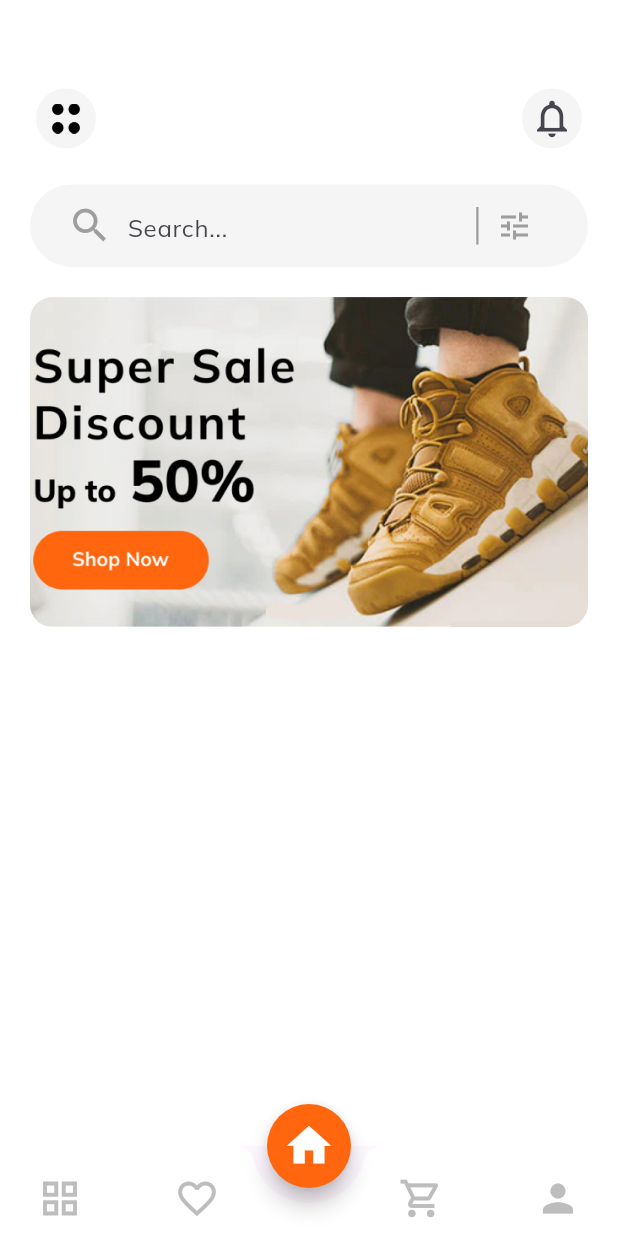
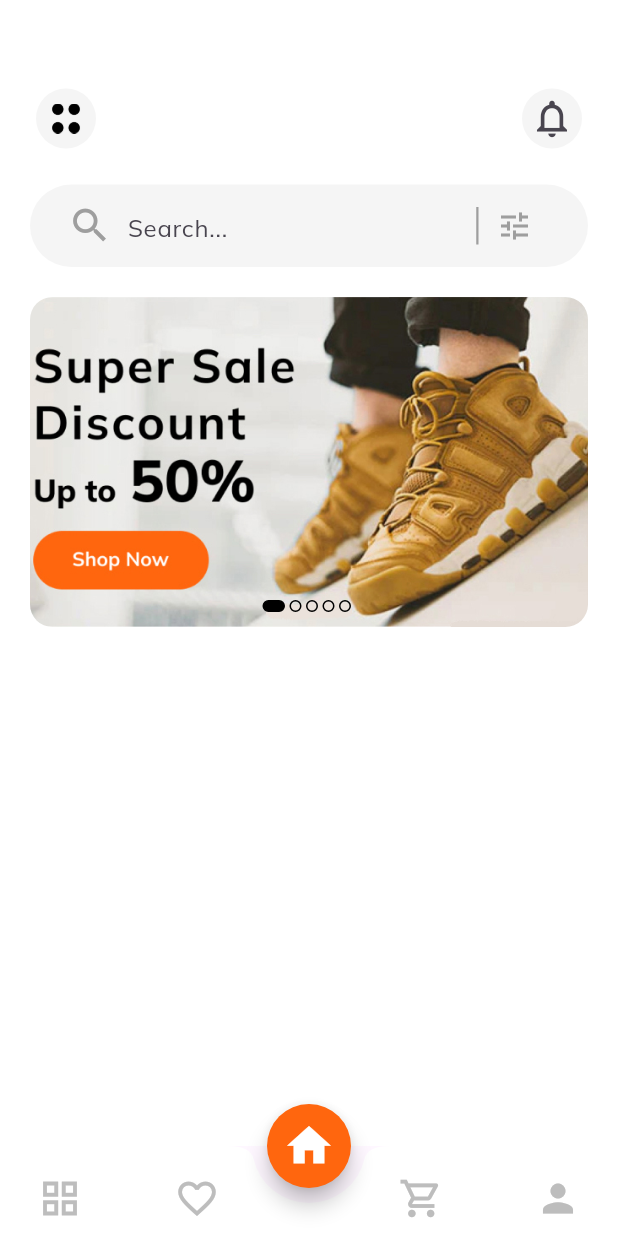
Before and after one commit to AdibRasel/E-commerce_App, a Flutter app: the screen it shows after launch, on a phone screen of 412 x 824 dp. Run offline on Flutter 3.47's test engine with Material 3 defaults, Android fonts, the phone set to English and light mode, and no system bars; our stand-ins replace google_fonts.

Commit message:
Image Slider Complete
Image Slider Complete

```diff
--- a/lib/screens/Home/Widget/home_app_bar.dart
+++ b/lib/screens/Home/Widget/home_app_bar.dart
@@ -16,7 +16,7 @@ class CurrentAppBar extends StatelessWidget {
         IconButton(
           style: IconButton.styleFrom(
               backgroundColor: kcontentColor,
-                padding: EdgeInsets.all(2),
+                padding: const EdgeInsets.all(2),
             ),
           onPressed: (){},
           icon: Image.asset(
@@ -27,7 +27,7 @@ class CurrentAppBar extends StatelessWidget {
         IconButton(
           style: IconButton.styleFrom(
             backgroundColor: kcontentColor,
-            padding: EdgeInsets.all(2),
+            padding: const EdgeInsets.all(2),
           ),
           onPressed: (){},
             iconSize: 30,
--- a/lib/screens/Home/Widget/image_slider.dart
+++ b/lib/screens/Home/Widget/image_slider.dart
@@ -1,7 +1,9 @@
 import 'package:flutter/material.dart';
 
 class ImageSlider extends StatelessWidget {
-  const ImageSlider({super.key});
+  final Function (int) onChange;
+  final int currentSlider;
+  const ImageSlider({super.key, required this.currentSlider, required this.onChange});
 
   @override
   Widget build(BuildContext context) {
@@ -15,6 +17,7 @@ class ImageSlider extends StatelessWidget {
             child: PageView(
               scrollDirection: Axis.horizontal,
               allowImplicitScrolling: true,
+              onPageChanged: onChange,
               physics: const ClampingScrollPhysics(),
               children: [
                 Image.asset(
@@ -32,7 +35,30 @@ class ImageSlider extends StatelessWidget {
               ],
             ),
           ),
-          )
+          ),
+        Positioned.fill(
+          bottom: 10,
+          child: Align(
+            alignment: Alignment.bottomCenter,
+            child: Row(
+              mainAxisAlignment: MainAxisAlignment.center,
+              children: List.generate(
+                5,
+                (index)=> AnimatedContainer(duration: Duration(microseconds: 300),
+                width: currentSlider == index ?15:8 , height: 8, margin: EdgeInsets.only(right: 3),
+                decoration: BoxDecoration(
+                  borderRadius: BorderRadius.circular(10),
+                  color: currentSlider == index ? Colors.black : Colors.transparent,
+                  border: Border.all(
+                    color: Colors.black
+                  )
+                ),
+                )
+              ),
+            ),
+          ),
+        )
+
       ],
       );
   }
--- a/lib/screens/Home/home_screen.dart
+++ b/lib/screens/Home/home_screen.dart
@@ -1,4 +1,3 @@
-import 'package:ecommerce/constants.dart';
 import 'package:ecommerce/screens/Home/Widget/home_app_bar.dart';
 import 'package:ecommerce/screens/Home/Widget/image_slider.dart';
 import 'package:ecommerce/screens/Home/Widget/search_bar.dart';
@@ -13,34 +12,39 @@ class HomeScreen extends StatefulWidget {
 }
 
 class _HomeScreenState extends State<HomeScreen> {
+  int currentSlider = 0;
   @override
   Widget build(BuildContext context) {
-    return const Scaffold(
+    return Scaffold(
       backgroundColor: Colors.white,
       body: SingleChildScrollView(
         child: Padding(
-          padding: EdgeInsets.all(20),
+          padding: const EdgeInsets.all(20),
           child: Column(
             crossAxisAlignment: CrossAxisAlignment.start,
             children: [
 
 
-              SizedBox(height: 35),
+              const SizedBox(height: 35),
 
               // for custom appbar
-              CurrentAppBar(),
+              const CurrentAppBar(),
 
-              SizedBox(height: 20),
+              const SizedBox(height: 20),
 
               // for search bar
-              MySearchBar(),
+              const MySearchBar(),
 
 
-              SizedBox(height: 20),
+              const SizedBox(height: 20),
 
 
               // Image Slider
-              ImageSlider()
+              ImageSlider(currentSlider: currentSlider, onChange: (value){
+                setState(() {
+                  currentSlider = value;
+                });
+              })
 
 
 
```
